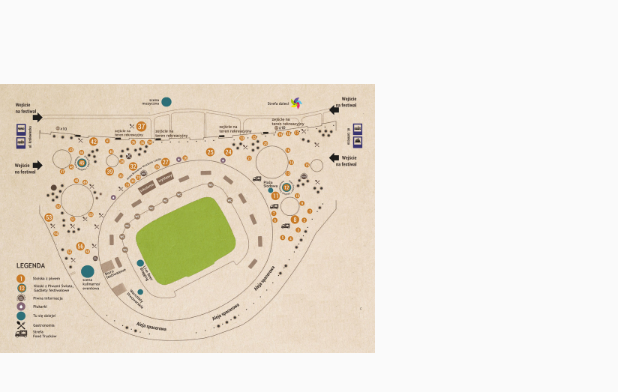
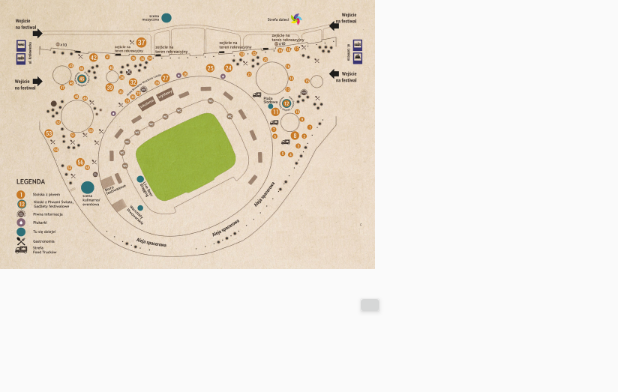
Before and after one commit to Johneyy/WFDP, an Android app: the layout activity_festiwal_map.xml on its own in the app's theme, with its tools: preview values and no code run, on a phone screen of 412 x 824 dp. Shown: the top 392 px of the screen. Run offline under Robolectric (Android 15) with nearby library versions, the phone set to English and light mode, and no system bars.

Commit message:
dodanie buttona

```diff
--- a/app/src/main/java/pwr/wfdp/BaseActivity.java
+++ b/app/src/main/java/pwr/wfdp/BaseActivity.java
@@ -35,7 +35,7 @@ public class BaseActivity extends AppCompatActivity
     @Override
     public void onBackPressed() {
         DrawerLayout drawer = (DrawerLayout) findViewById(R.id.drawer_layout);
-        if (drawer.isDrawerOpen(GravityCompat.START)) {
+        if (drawer != null && drawer.isDrawerOpen(GravityCompat.START)) {
             drawer.closeDrawer(GravityCompat.START);
         } else {
             super.onBackPressed();
--- a/app/src/main/res/layout/activity_festiwal_map.xml
+++ b/app/src/main/res/layout/activity_festiwal_map.xml
@@ -1,12 +1,24 @@
 <?xml version="1.0" encoding="utf-8"?>
-<android.support.design.widget.CoordinatorLayout xmlns:android="http://schemas.android.com/apk/res/android"
+<AbsoluteLayout  xmlns:android="http://schemas.android.com/apk/res/android"
     xmlns:app="http://schemas.android.com/apk/res-auto"
     xmlns:tools="http://schemas.android.com/tools"
     android:layout_width="match_parent"
     android:layout_height="match_parent"
     android:fitsSystemWindows="true"
-    tools:context="pwr.festiwalujecie1232535.FestiwalMap">
+    tools:context="pwr.festiwalujecie1232535.FestiwalMap"
+    android:id="@+id/mapActivity"
+
+    >
     <include android:layout_width="match_parent"
         android:layout_height="match_parent"
         layout="@layout/content_festiwal_map" />
-</android.support.design.widget.CoordinatorLayout>
+    <Button
+        android:id="@+id/ButtonClick"
+        android:layout_width="20dp"
+        android:layout_height="20dp"
+        android:text="OK"
+        android:layout_x="355px"
+        android:scaleType="fitCenter"
+        android:textSize="1sp"
+        android:layout_y="290px" />
+</AbsoluteLayout >
```
Also changed, not shown: app/src/main/java/pwr/wfdp/FestiwalMap.java (+23 -1 lines), app/src/main/res/layout/map_pop_up.xml (added, +20 -0 lines).
